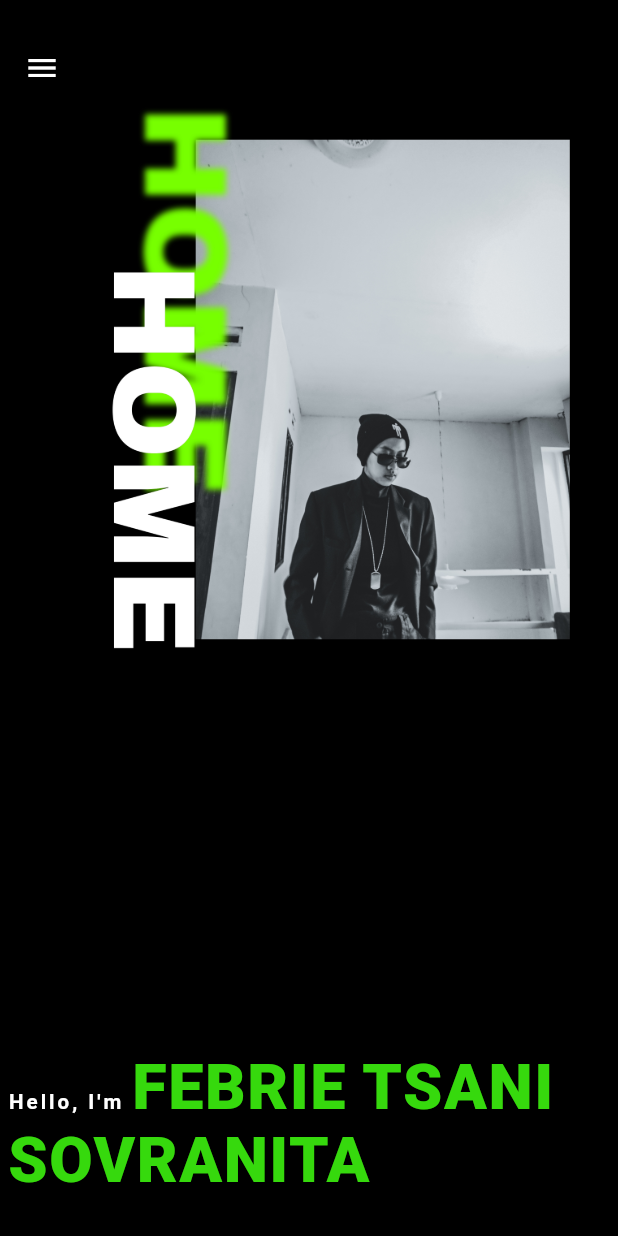
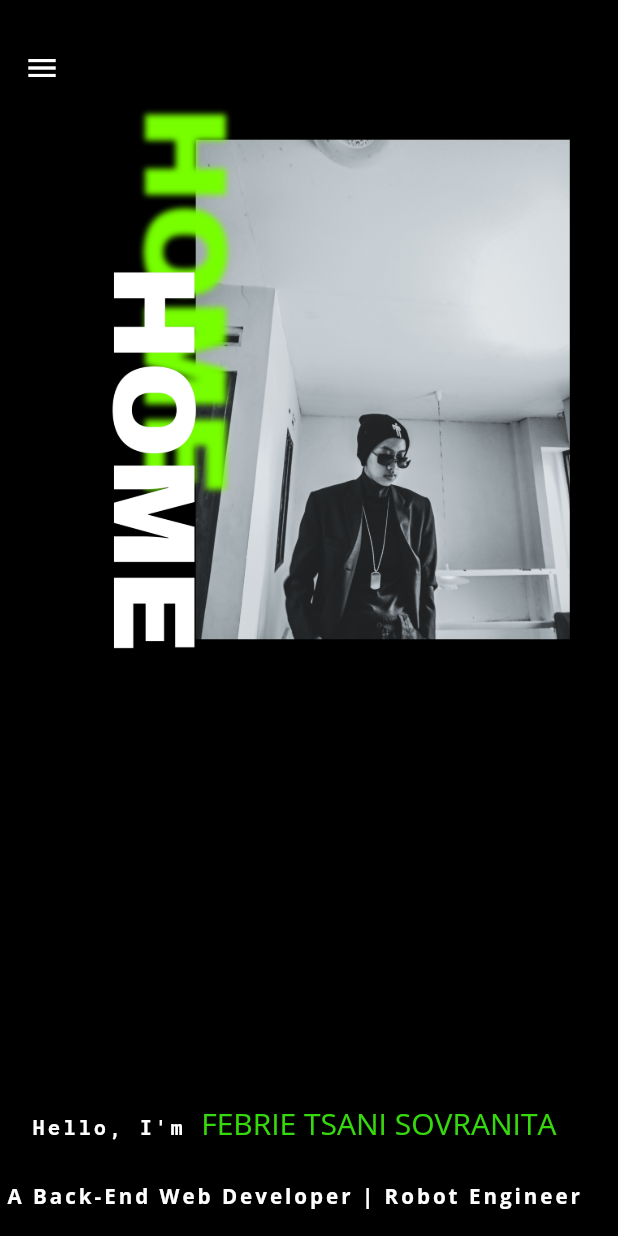
Before and after one commit to 03febs/myweb, a Flutter app: the screen it shows after launch, on a phone screen of 412 x 824 dp. Run offline on Flutter 3.47's test engine with Material 2 defaults, Android fonts, the phone set to English and light mode, and no system bars; our stand-ins replace google_fonts, scroll_to_index.

Commit message:
ganti font

```diff
--- a/lib/widgets/kotak_kiri.dart
+++ b/lib/widgets/kotak_kiri.dart
@@ -1,5 +1,6 @@
 import 'package:flutter/material.dart';
 // import 'package:flutter4/screen/halaman_home/text_introduce.dart';
+import 'package:google_fonts/google_fonts.dart';
 
 class KotakKiri extends StatelessWidget {
   const KotakKiri({
@@ -35,16 +36,25 @@ class KotakKiri extends StatelessWidget {
               children: [
                 TextSpan(
                   text: 'Hello, I\'m ',
-                  style: TextStyle(letterSpacing: 2.0, fontWeight: FontWeight.bold, fontSize: hitung(width)),
+                  style: GoogleFonts.robotoMono(
+                    textStyle: TextStyle(
+                      letterSpacing: 2.0,
+                      fontWeight: FontWeight.bold,
+                      fontSize: hitung(width),
+                    ),
+                  ),
                 ),
-                const TextSpan(
+                TextSpan(
                   text: 'FEBRIE TSANI SOVRANITA',
-                  style: TextStyle(
-                    color: Color.fromARGB(255, 54, 217, 13),
-                    fontWeight: FontWeight.w800,
-                    fontSize: 42,
-                    letterSpacing: 1.0,
+                  style: GoogleFonts.openSans(
+                    textStyle: const TextStyle(color: Color.fromARGB(255, 54, 217, 13)),
                   ),
+                  //   fontWeight: FontWeight.w800,
+                  //   fontSize: 42,
+                  //   letterSpacing: 1.0,))
+                  // style: TextStyle(
+                  //
+                  // ),
                 ),
               ],
             ),
@@ -54,12 +64,19 @@ class KotakKiri extends StatelessWidget {
           ),
           Text(
             'A Back-End Web Developer | Robot Engineer',
-            style: TextStyle(
-                fontSize: hitung(width),
-                height: 0.9,
-                letterSpacing: 2.0,
-                fontWeight: FontWeight.bold,
-                color: Colors.white),
+            style: GoogleFonts.openSans(
+                textStyle: TextStyle(
+                    fontSize: hitung(width),
+                    height: 0.9,
+                    letterSpacing: 2.0,
+                    fontWeight: FontWeight.bold,
+                    color: Colors.white)),
+            // style: TextStyle(
+            // fontSize: hitung(width),
+            // height: 0.9,
+            // letterSpacing: 2.0,
+            // fontWeight: FontWeight.bold,
+            // color: Colors.white),
             textAlign: TextAlign.center,
           ),
           // SizedBox(
--- a/pubspec.yaml
+++ b/pubspec.yaml
@@ -36,6 +36,7 @@ dependencies:
   cupertino_icons: ^1.0.2
   adaptive_navbar: ^0.0.3
   scroll_to_index: ^3.0.1
+  google_fonts: ^5.1.0
 
 dev_dependencies:
   flutter_test:
```
Also changed, not shown: pubspec.lock, 1 other file.
